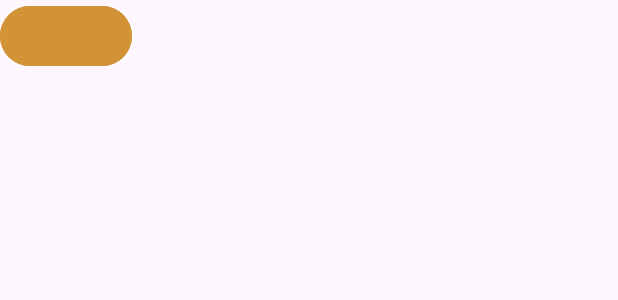
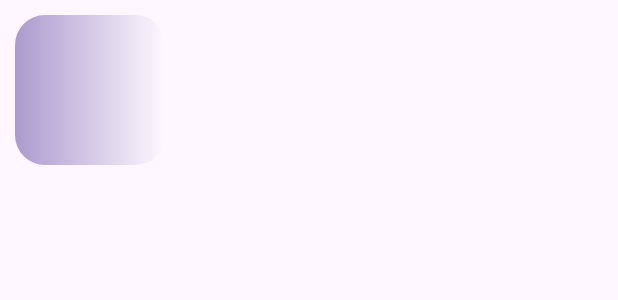
Before and after one commit to TimotheeRoy/surf_and_go, an Android app: the layout list_display.xml on its own in the app's theme, with its tools: preview values and no code run, on a phone screen of 412 x 824 dp. Shown: the top 300 px of the screen. Run offline under Robolectric (Android 15) with nearby library versions, the phone set to English and light mode, and no system bars.

Commit message:
Card List Edition

```diff
--- /dev/null
+++ b/app/src/main/res/drawable/shape_of_view.xml
@@ -0,0 +1,6 @@
+<?xml version="1.0" encoding="utf-8"?>
+<shape xmlns:android="http://schemas.android.com/apk/res/android">
+    <corners  android:radius="20dp"/>
+    <gradient android:startColor="@color/white_transparent"></gradient>
+
+</shape>
--- a/app/src/main/res/layout/activity_spots_list.xml
+++ b/app/src/main/res/layout/activity_spots_list.xml
@@ -42,8 +42,10 @@
         android:id="@+id/list"
         android:layout_width="wrap_content"
         android:layout_height="wrap_content"
+        android:layout_marginTop="100dp"
         android:layout_gravity="center"
-        app:layoutManager="androidx.recyclerview.widget.GridLayoutManager" />
+        app:layoutManager="androidx.recyclerview.widget.GridLayoutManager"
+      />
 
 
 </FrameLayout>
--- a/app/src/main/res/layout/list_display.xml
+++ b/app/src/main/res/layout/list_display.xml
@@ -1,10 +1,11 @@
 <?xml version="1.0" encoding="utf-8"?>
 
-    <Button
-        xmlns:android="http://schemas.android.com/apk/res/android"
-        android:layout_width="wrap_content"
-        android:layout_height="wrap_content"
-        android:id="@+id/spot_btn"
-        android:textColor="@color/white"
-        android:backgroundTint="@color/yellow"
-        android:textStyle="bold"/>
+
+<Button xmlns:android="http://schemas.android.com/apk/res/android"
+    android:layout_width="100dp"
+    android:layout_height="100dp"
+    android:layout_margin="10dp"
+    android:id="@+id/spot_btn"
+    android:textColor="@color/white"
+    android:background="@drawable/shape_of_view"
+    android:textStyle="bold" />
--- a/app/src/main/res/values/colors.xml
+++ b/app/src/main/res/values/colors.xml
@@ -4,4 +4,5 @@
     <color name="white">#FFFFFFFF</color>
     <color name="turquoise">#35ABB0</color>
     <color name="yellow">#D19336</color>
+    <color name="white_transparent">#8DFFFFFF</color>
 </resources>
```
Also changed, not shown: app/src/main/java/com/example/surf_and_go/SpotsListActivity.kt (+7 -1 lines).
